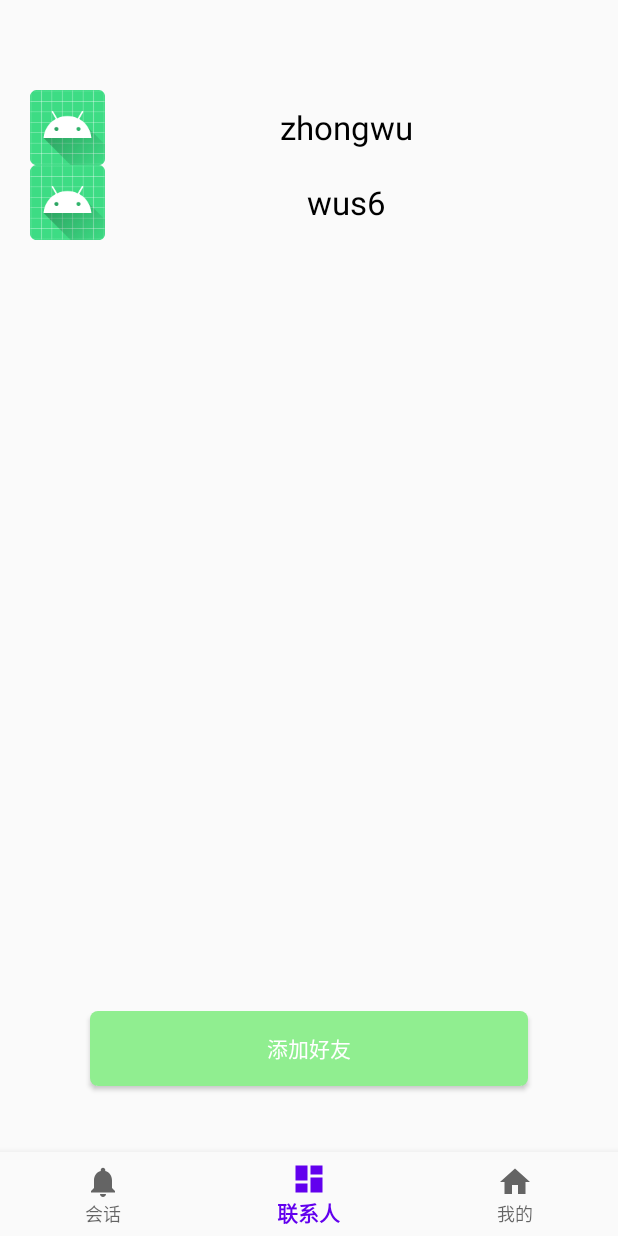
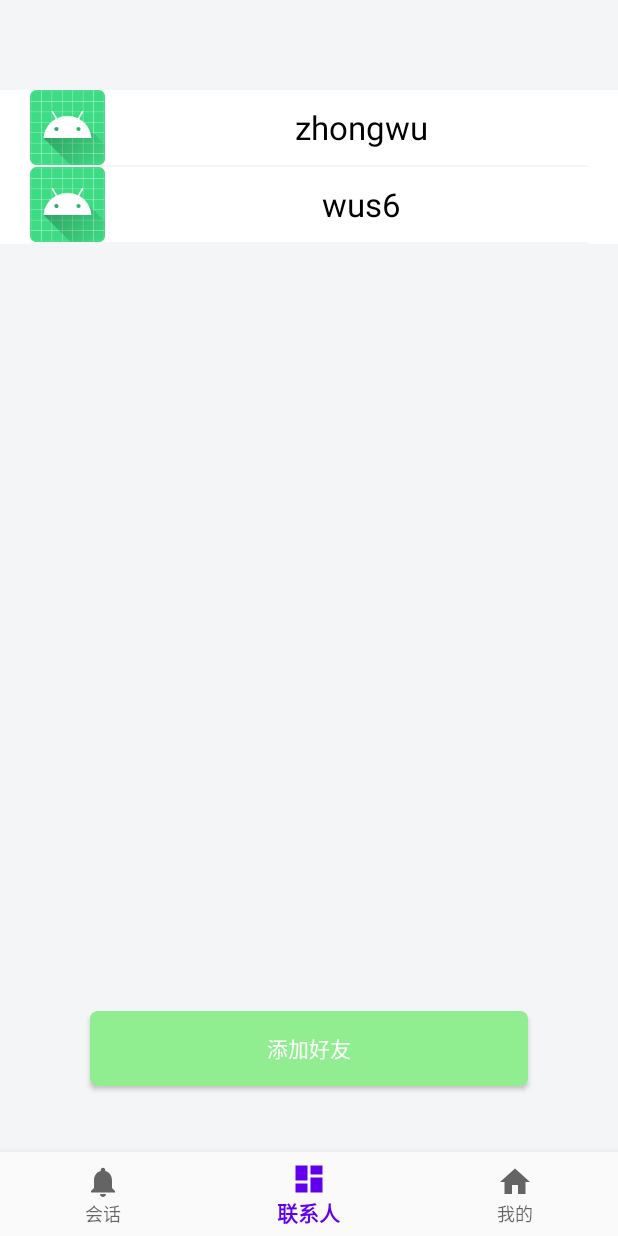
Before and after one commit to zwnevergiveup/feishu, an Android app: the CompactFragment screen opened through its navigation route, on a phone screen of 412 x 824 dp. Run offline under Robolectric (Android 15) with nearby library versions, the phone set to English and light mode, and no system bars; our stand-ins replace data binding, navigation-ui; 1 statement that could not run was skipped.

Commit message:
一些UI颜色的修改 聊天界面添加toolbar

```diff
--- a/app/src/main/res/layout/fragment_compact.xml
+++ b/app/src/main/res/layout/fragment_compact.xml
@@ -4,6 +4,7 @@
     xmlns:tools="http://schemas.android.com/tools"
     android:layout_width="match_parent"
     android:layout_height="match_parent"
+    android:background="@color/background_gray"
     tools:context=".fragment.CompactFragment">
 
     <androidx.recyclerview.widget.RecyclerView
--- a/app/src/main/res/layout/item_friend.xml
+++ b/app/src/main/res/layout/item_friend.xml
@@ -2,10 +2,8 @@
 <androidx.constraintlayout.widget.ConstraintLayout xmlns:android="http://schemas.android.com/apk/res/android"
     android:layout_width="match_parent"
     android:layout_height="wrap_content"
+    android:background="@color/pure_white"
     xmlns:app="http://schemas.android.com/apk/res-auto">
-
-
-
     <ImageView
         android:layout_width="50dp"
         android:layout_height="50dp"
@@ -16,16 +14,29 @@
         android:id="@+id/item_friend_iv"
         />
     <TextView
-        android:layout_width="match_parent"
+        android:layout_width="0dp"
         android:layout_height="50dp"
         android:id="@+id/item_friend_Name"
-        app:layout_constraintStart_toStartOf="@id/item_friend_iv"
+        app:layout_constraintStart_toEndOf="@id/item_friend_iv"
+        app:layout_constraintEnd_toEndOf="parent"
         app:layout_constraintTop_toTopOf="parent"
-        android:layout_marginStart="50dp"
         android:text="测试"
         android:gravity="center"
+        android:paddingStart="10dp"
+        android:paddingEnd="10dp"
         android:textColor="@color/pure_black"
         android:textSize="22sp"
+        />
+    <View
+        android:layout_width="0dp"
+        android:layout_height="1dp"
+        android:background="@color/background_gray"
+        app:layout_constraintTop_toBottomOf="@id/item_friend_Name"
+        app:layout_constraintStart_toStartOf="parent"
+        app:layout_constraintEnd_toEndOf="parent"
+        android:layout_marginStart="20dp"
+        android:layout_marginEnd="20dp"
+        android:id="@+id/bottom_gap"
         />
 
 
--- a/app/src/main/res/layout/item_message.xml
+++ b/app/src/main/res/layout/item_message.xml
@@ -2,6 +2,7 @@
 <androidx.constraintlayout.widget.ConstraintLayout xmlns:android="http://schemas.android.com/apk/res/android"
     android:layout_width="match_parent"
     android:layout_height="50dp"
+    android:background="@color/background_gray"
     xmlns:app="http://schemas.android.com/apk/res-auto">
 
     <ImageView
```
Also changed, not shown: app/src/main/res/layout/activity_current_conversation.xml (+21 -5 lines), app/src/main/res/values/colors.xml (+5 -4 lines).
